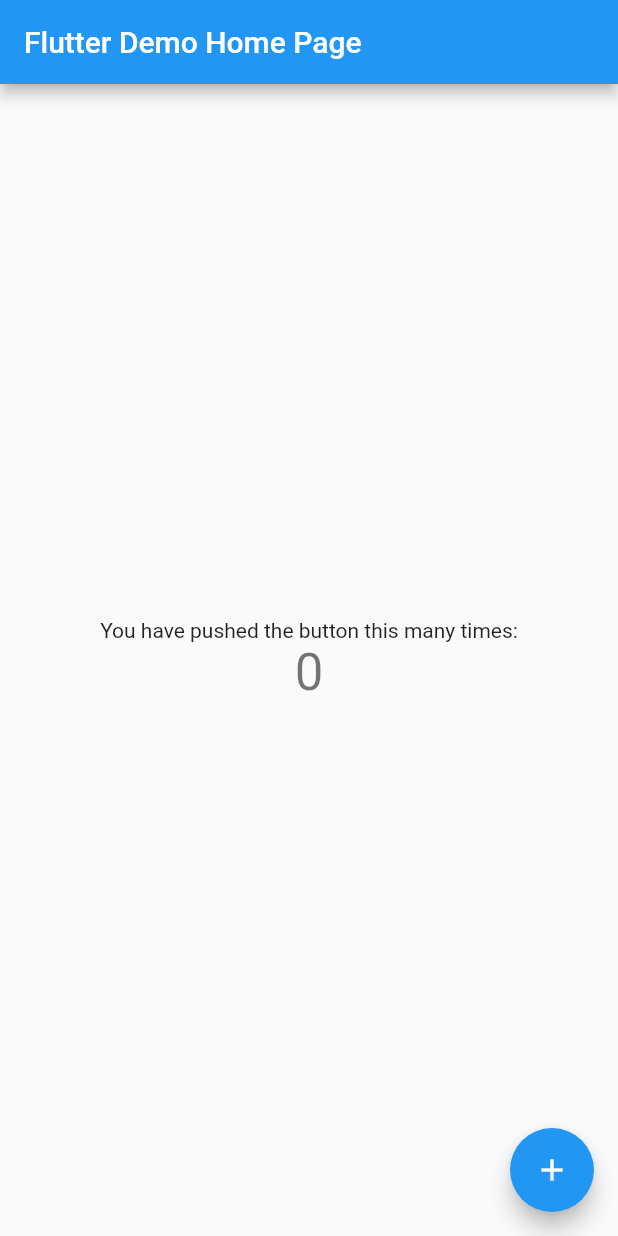
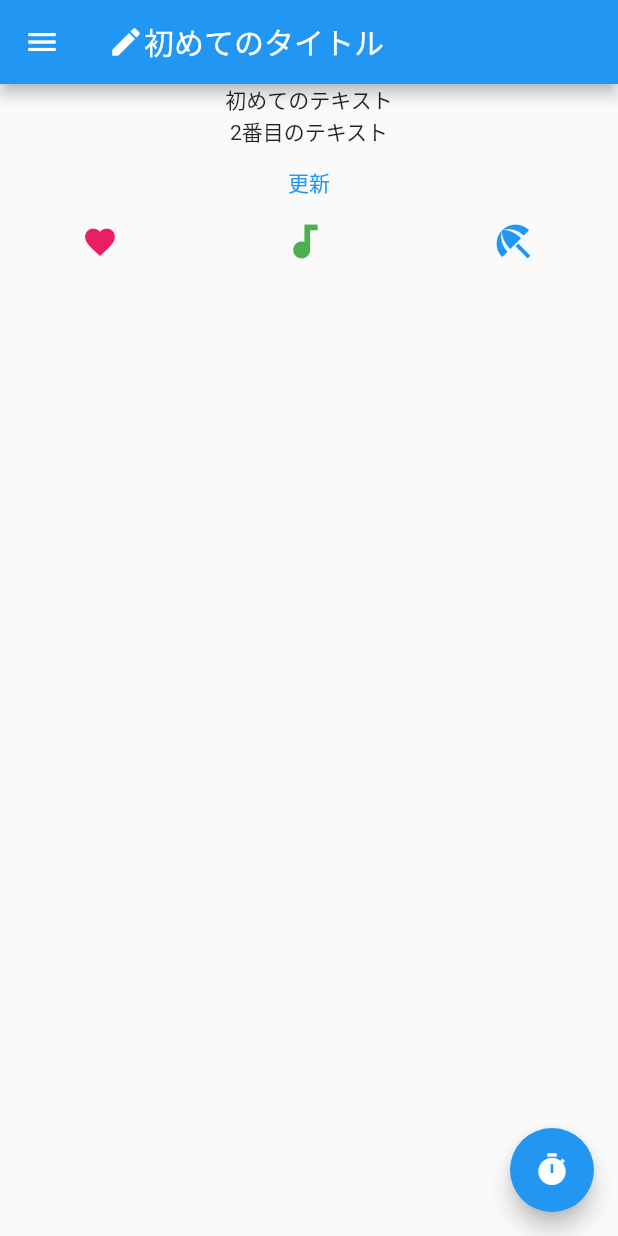
Before and after one commit to organic-nailer/kazutxt_flutter, a Flutter app: the screen it shows after launch, on a phone screen of 412 x 824 dp. Run offline on Flutter 3.47's test engine with Material 2 defaults, Android fonts, the light colour scheme and no system bars.

Commit message:
chapter7

```diff
--- a/lib/main.dart
+++ b/lib/main.dart
@@ -38,26 +38,55 @@
   Widget build(BuildContext context) {
     return Scaffold(
       appBar: AppBar(
-        title: Text(widget.title),
-      ),
-      body: Center(
-        child: Column(
-          mainAxisAlignment: MainAxisAlignment.center,
-          children: <Widget>[
-            Text(
-              'You have pushed the button this many times:',
-            ),
-            Text(
-              '$_counter',
-              style: Theme.of(context).textTheme.headline4,
-            ),
+        title: Row(
+          children: [
+            Icon(Icons.create),
+            Text("初めてのタイトル"),
           ],
         ),
       ),
+      drawer: Drawer(
+        child: Center(
+          child: Text("Drawer"),
+        ),
+      ),
+      body: Column(
+        children: [
+          Text("初めてのテキスト"),
+          Text("2番目のテキスト"),
+          TextButton(
+            onPressed: () {
+              print("ボタンが押されたよ");
+            },
+            child: Text("更新"),
+          ),
+          Row(
+            mainAxisAlignment: MainAxisAlignment.spaceAround,
+            children: [
+              Icon(
+                Icons.favorite,
+                color: Colors.pink,
+                size: 24,
+              ),
+              Icon(
+                Icons.audiotrack,
+                color: Colors.green,
+                size: 30,
+              ),
+              Icon(
+                Icons.beach_access,
+                color: Colors.blue,
+                size: 30,
+              ),
+            ],
+          )
+        ],
+      ),
       floatingActionButton: FloatingActionButton(
-        onPressed: _incrementCounter,
-        tooltip: 'Increment',
-        child: Icon(Icons.add),
+        onPressed: () {
+          print("押したね？");
+        },
+        child: Icon(Icons.timer),
       ),
     );
   }
```
